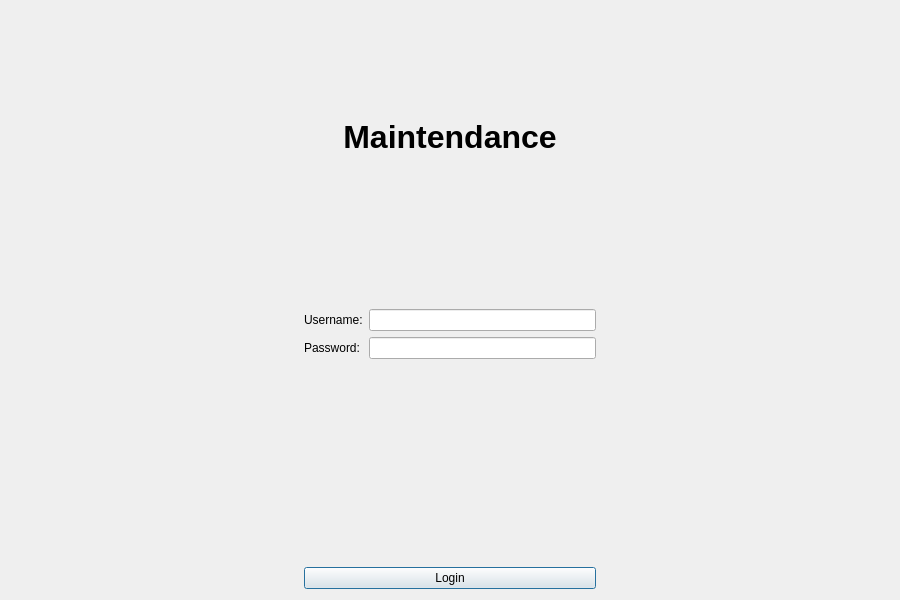
Old version of the form Maintendance/logindialog.ui in the repository markhan101/Maintendance.
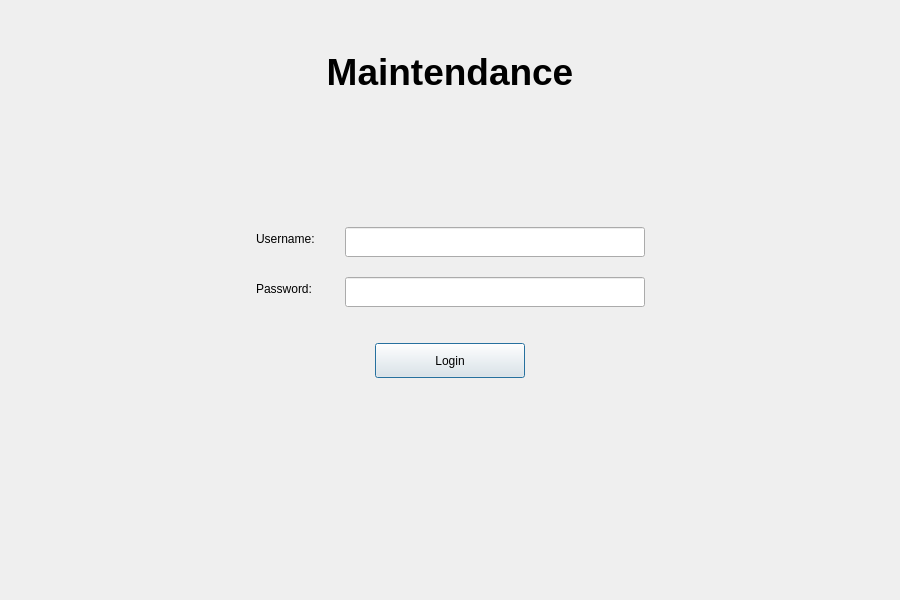
New version of the form.

Diff of the .ui file:
```diff
--- a/Maintendance/logindialog.ui
+++ b/Maintendance/logindialog.ui
@@ -10,9 +10,37 @@
     <height>600</height>
    </rect>
   </property>
-  <layout class="QGridLayout" name="gridLayout">
-   <item row="1" column="1">
-    <layout class="QVBoxLayout" name="verticalLayout">
+  <property name="minimumSize">
+   <size>
+    <width>900</width>
+    <height>600</height>
+   </size>
+  </property>
+  <property name="windowTitle">
+   <string>Login</string>
+  </property>
+  <layout class="QVBoxLayout" name="mainLayout">
+   <item>
+    <widget class="QWidget" name="titleContainer" native="true">
+     <property name="minimumSize">
+      <size>
+       <width>0</width>
+       <height>150</height>
+      </size>
+     </property>
+     <layout class="QVBoxLayout" name="titleLayout">
+      <property name="leftMargin">
+       <number>0</number>
+      </property>
+      <property name="topMargin">
+       <number>40</number>
+      </property>
+      <property name="rightMargin">
+       <number>0</number>
+      </property>
+      <property name="bottomMargin">
+       <number>0</number>
+      </property>
      <item>
       <widget class="QLabel" name="label">
        <property name="font">
@@ -22,15 +50,18 @@
         </font>
        </property>
        <property name="text">
-        <string>Maintendance</string>
+         <string>&lt;html&gt;&lt;head/&gt;&lt;body&gt;&lt;p align=&quot;center&quot;&gt;&lt;span style=&quot; font-size:28pt; font-weight:700;&quot;&gt;Maintendance&lt;/span&gt;&lt;/p&gt;&lt;/body&gt;&lt;/html&gt;</string>
        </property>
        <property name="alignment">
-        <set>Qt::AlignmentFlag::AlignCenter</set>
+         <set>Qt::AlignmentFlag::AlignHCenter|Qt::AlignmentFlag::AlignTop</set>
        </property>
       </widget>
      </item>
+     </layout>
+    </widget>
+   </item>
      <item>
-      <spacer name="verticalSpacer">
+    <spacer name="verticalSpacer_1">
        <property name="orientation">
         <enum>Qt::Orientation::Vertical</enum>
        </property>
@@ -40,13 +71,34 @@
        <property name="sizeHint" stdset="0">
         <size>
          <width>20</width>
-         <height>40</height>
+       <height>60</height>
+      </size>
+     </property>
+    </spacer>
+   </item>
+   <item>
+    <layout class="QHBoxLayout" name="formContainer">
+     <item>
+      <spacer name="horizontalSpacer_1">
+       <property name="orientation">
+        <enum>Qt::Orientation::Horizontal</enum>
+       </property>
+       <property name="sizeHint" stdset="0">
+        <size>
+         <width>40</width>
+         <height>20</height>
         </size>
        </property>
       </spacer>
      </item>
      <item>
       <layout class="QFormLayout" name="formLayout">
+       <property name="horizontalSpacing">
+        <number>30</number>
+       </property>
+       <property name="verticalSpacing">
+        <number>20</number>
+       </property>
        <item row="0" column="0">
         <widget class="QLabel" name="usernameLabel">
          <property name="text">
@@ -55,7 +107,14 @@
         </widget>
        </item>
        <item row="0" column="1">
-        <widget class="QLineEdit" name="usernameLineEdit"/>
+        <widget class="QLineEdit" name="usernameLineEdit">
+         <property name="minimumSize">
+          <size>
+           <width>300</width>
+           <height>30</height>
+          </size>
+         </property>
+        </widget>
        </item>
        <item row="1" column="0">
         <widget class="QLabel" name="passwordLabel">
@@ -66,6 +125,12 @@
        </item>
        <item row="1" column="1">
         <widget class="QLineEdit" name="passwordLineEdit">
+         <property name="minimumSize">
+          <size>
+           <width>300</width>
+           <height>30</height>
+          </size>
+         </property>
          <property name="echoMode">
           <enum>QLineEdit::EchoMode::Password</enum>
          </property>
@@ -74,15 +139,6 @@
       </layout>
      </item>
      <item>
-      <widget class="QPushButton" name="loginButton">
-       <property name="text">
-        <string>Login</string>
-       </property>
-      </widget>
-     </item>
-    </layout>
-   </item>
-   <item row="1" column="0">
     <spacer name="horizontalSpacer_2">
      <property name="orientation">
       <enum>Qt::Orientation::Horizontal</enum>
@@ -95,15 +151,76 @@
      </property>
     </spacer>
    </item>
-   <item row="1" column="2">
-    <spacer name="horizontalSpacer">
+    </layout>
+   </item>
+   <item>
+    <spacer name="verticalSpacer_2">
      <property name="orientation">
+      <enum>Qt::Orientation::Vertical</enum>
+     </property>
+     <property name="sizeType">
+      <enum>QSizePolicy::Policy::Fixed</enum>
+     </property>
+     <property name="sizeHint" stdset="0">
+      <size>
+       <width>20</width>
+       <height>30</height>
+      </size>
+     </property>
+    </spacer>
+   </item>
+   <item>
+    <layout class="QHBoxLayout" name="buttonLayout">
+     <item>
+      <spacer name="horizontalSpacer_3">
+       <property name="orientation">
       <enum>Qt::Orientation::Horizontal</enum>
      </property>
      <property name="sizeHint" stdset="0">
       <size>
        <width>40</width>
        <height>20</height>
+        </size>
+       </property>
+      </spacer>
+     </item>
+     <item>
+      <widget class="QPushButton" name="loginButton">
+       <property name="minimumSize">
+        <size>
+         <width>150</width>
+         <height>35</height>
+        </size>
+       </property>
+       <property name="text">
+        <string>Login</string>
+       </property>
+      </widget>
+     </item>
+     <item>
+      <spacer name="horizontalSpacer_4">
+       <property name="orientation">
+        <enum>Qt::Orientation::Horizontal</enum>
+       </property>
+       <property name="sizeHint" stdset="0">
+        <size>
+         <width>40</width>
+         <height>20</height>
+        </size>
+       </property>
+      </spacer>
+     </item>
+    </layout>
+   </item>
+   <item>
+    <spacer name="verticalSpacer_3">
+     <property name="orientation">
+      <enum>Qt::Orientation::Vertical</enum>
+     </property>
+     <property name="sizeHint" stdset="0">
+      <size>
+       <width>20</width>
+       <height>40</height>
       </size>
      </property>
     </spacer>
```
Lines whose indentation alone changed are shown as unchanged.
